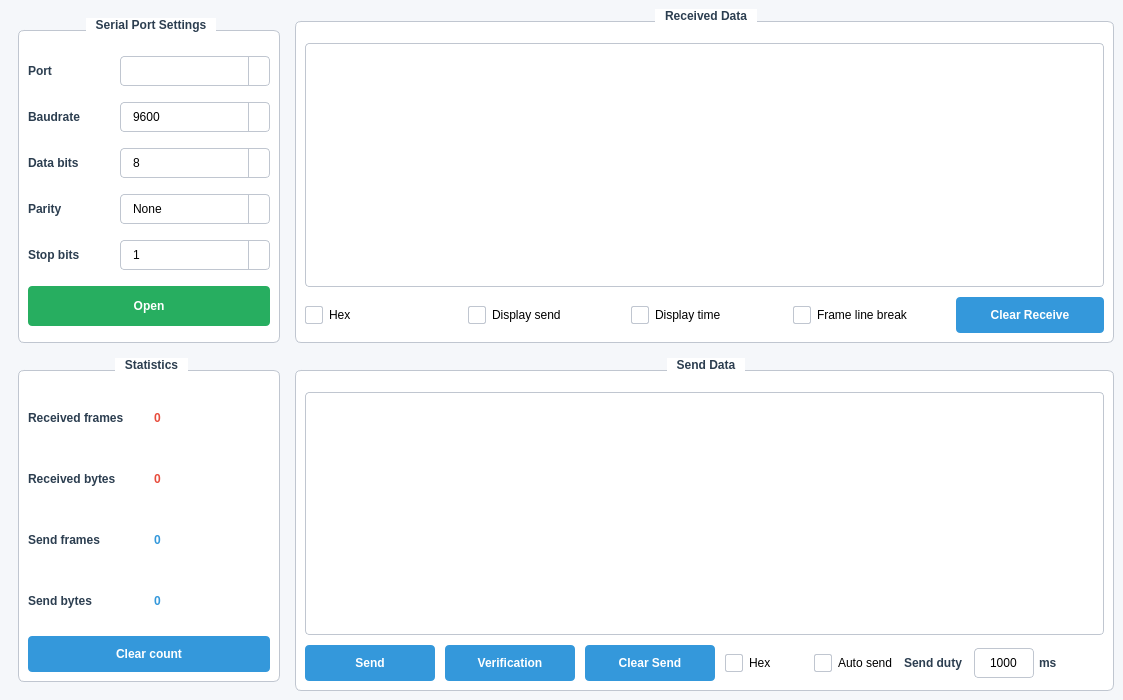
The window that myresource/src/page/pagetransceiver.ui (lhdjply/com-master) describes before a commit, drawn with Qt 5.
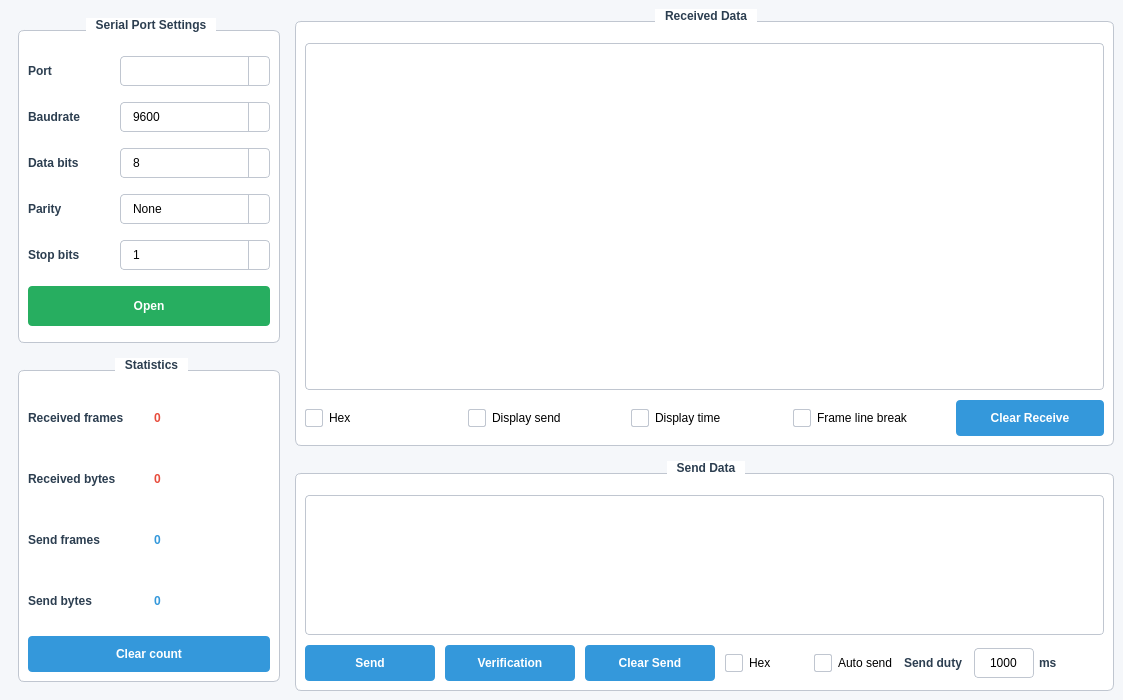
The same window after the commit.

Commit message: 优化界面

Patch:
```diff
--- a/myresource/src/page/pagetransceiver.ui
+++ b/myresource/src/page/pagetransceiver.ui
@@ -539,7 +539,7 @@
      </widget>
     </item>
     <item>
-     <layout class="QVBoxLayout" name="verticalLayout_3">
+     <layout class="QVBoxLayout" name="verticalLayout_3" stretch="1,0">
       <property name="spacing">
        <number>15</number>
       </property>
@@ -612,6 +612,12 @@
       </item>
       <item>
        <widget class="QGroupBox" name="sendgroup">
+        <property name="maximumSize">
+         <size>
+          <width>16777215</width>
+          <height>230</height>
+         </size>
+        </property>
         <property name="title">
          <string>Send Data</string>
         </property>
```
The commit also changes 1 other file.
